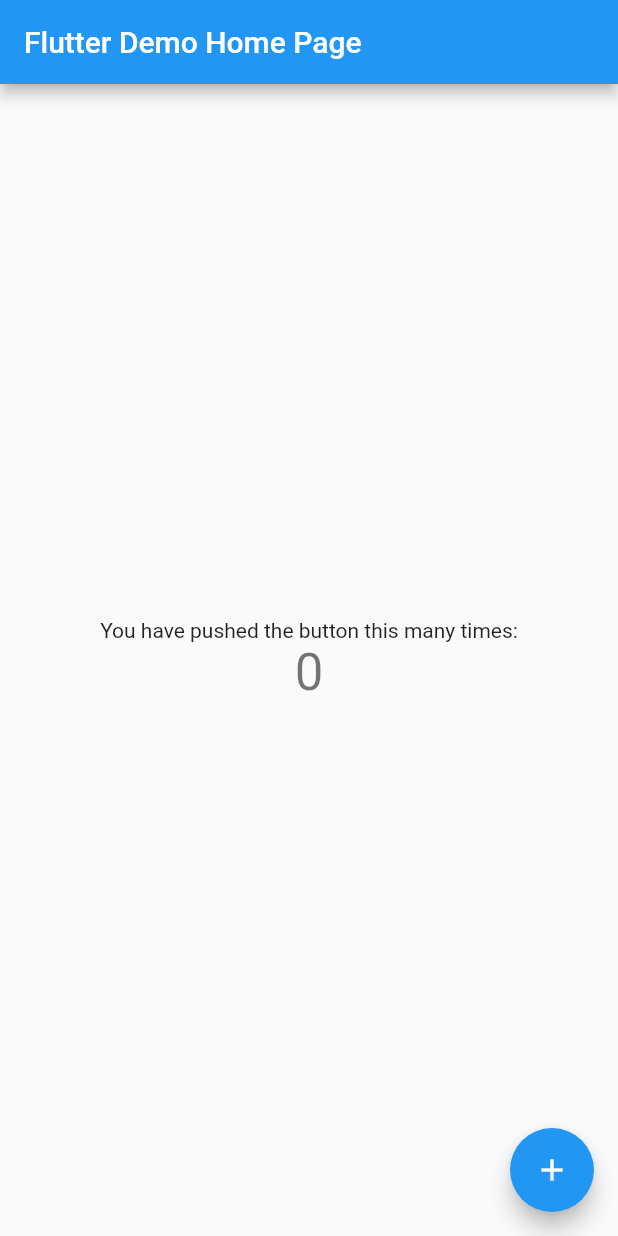
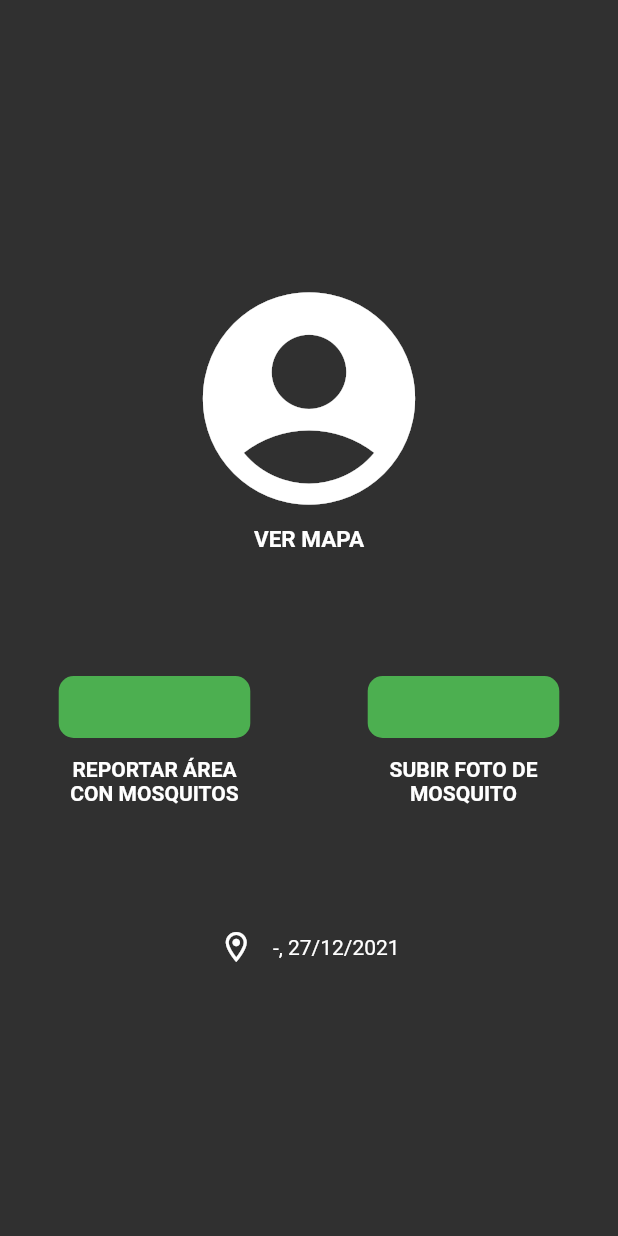
Before and after one commit to Piero16301/DENV_Mobile, a Flutter app: the screen it shows after launch, on a phone screen of 412 x 824 dp. Run offline on Flutter 3.47's test engine with Material 2 defaults, Android fonts, the phone set to English and light mode, and no system bars; our stand-ins replace geolocator; missing offline and left inert: geocode.

Commit message:
Se termina la construcción del Home Page

```diff
--- a/lib/main.dart
+++ b/lib/main.dart
@@ -1,115 +1,26 @@
 import 'package:flutter/material.dart';
+import 'package:geocode/geocode.dart';
+import 'package:geolocator/geolocator.dart';
 
-void main() {
+import 'package:deteccion_zonas_dengue/sources/pages/home_page.dart';
+
+void main() async {
   runApp(const MyApp());
 }
 
 class MyApp extends StatelessWidget {
   const MyApp({Key? key}) : super(key: key);
 
-  // This widget is the root of your application.
   @override
   Widget build(BuildContext context) {
     return MaterialApp(
-      title: 'Flutter Demo',
-      theme: ThemeData(
-        // This is the theme of your application.
-        //
-        // Try running your application with "flutter run". You'll see the
-        // application has a blue toolbar. Then, without quitting the app, try
-        // changing the primarySwatch below to Colors.green and then invoke
-        // "hot reload" (press "r" in the console where you ran "flutter run",
-        // or simply save your changes to "hot reload" in a Flutter IDE).
-        // Notice that the counter didn't reset back to zero; the application
-        // is not restarted.
-        primarySwatch: Colors.blue,
-      ),
-      home: const MyHomePage(title: 'Flutter Demo Home Page'),
+      debugShowCheckedModeBanner: false,
+      title: 'Detección de Zonas con Dengue',
+      initialRoute: 'home',
+      routes: {
+        'home' : (BuildContext context) => const HomePage(),
+      },
+      theme: ThemeData.dark(),
     );
   }
 }
-
-class MyHomePage extends StatefulWidget {
-  const MyHomePage({Key? key, required this.title}) : super(key: key);
-
-  // This widget is the home page of your application. It is stateful, meaning
-  // that it has a State object (defined below) that contains fields that affect
-  // how it looks.
-
-  // This class is the configuration for the state. It holds the values (in this
-  // case the title) provided by the parent (in this case the App widget) and
-  // used by the build method of the State. Fields in a Widget subclass are
-  // always marked "final".
-
-  final String title;
-
-  @override
-  State<MyHomePage> createState() => _MyHomePageState();
-}
-
-class _MyHomePageState extends State<MyHomePage> {
-  int _counter = 0;
-
-  void _incrementCounter() {
-    setState(() {
-      // This call to setState tells the Flutter framework that something has
-      // changed in this State, which causes it to rerun the build method below
-      // so that the display can reflect the updated values. If we changed
-      // _counter without calling setState(), then the build method would not be
-      // called again, and so nothing would appear to happen.
-      _counter++;
-    });
-  }
-
-  @override
-  Widget build(BuildContext context) {
-    // This method is rerun every time setState is called, for instance as done
-    // by the _incrementCounter method above.
-    //
-    // The Flutter framework has been optimized to make rerunning build methods
-    // fast, so that you can just rebuild anything that needs updating rather
-    // than having to individually change instances of widgets.
-    return Scaffold(
-      appBar: AppBar(
-        // Here we take the value from the MyHomePage object that was created by
-        // the App.build method, and use it to set our appbar title.
-        title: Text(widget.title),
-      ),
-      body: Center(
-        // Center is a layout widget. It takes a single child and positions it
-        // in the middle of the parent.
-        child: Column(
-          // Column is also a layout widget. It takes a list of children and
-          // arranges them vertically. By default, it sizes itself to fit its
-          // children horizontally, and tries to be as tall as its parent.
-          //
-          // Invoke "debug painting" (press "p" in the console, choose the
-          // "Toggle Debug Paint" action from the Flutter Inspector in Android
-          // Studio, or the "Toggle Debug Paint" command in Visual Studio Code)
-          // to see the wireframe for each widget.
-          //
-          // Column has various properties to control how it sizes itself and
-          // how it positions its children. Here we use mainAxisAlignment to
-          // center the children vertically; the main axis here is the vertical
-          // axis because Columns are vertical (the cross axis would be
-          // horizontal).
-          mainAxisAlignment: MainAxisAlignment.center,
-          children: <Widget>[
-            const Text(
-              'You have pushed the button this many times:',
-            ),
-            Text(
-              '$_counter',
-              style: Theme.of(context).textTheme.headline4,
-            ),
-          ],
-        ),
-      ),
-      floatingActionButton: FloatingActionButton(
-        onPressed: _incrementCounter,
-        tooltip: 'Increment',
-        child: const Icon(Icons.add),
-      ), // This trailing comma makes auto-formatting nicer for build methods.
-    );
-  }
-}
--- /dev/null
+++ b/lib/sources/pages/home_page.dart
@@ -0,0 +1,144 @@
+import 'package:flutter/material.dart';
+import 'package:intl/intl.dart';
+
+import 'package:deteccion_zonas_dengue/sources/providers/location_provider.dart';
+
+class HomePage extends StatefulWidget {
+  const HomePage({Key? key}) : super(key: key);
+
+  @override
+  State<HomePage> createState() => _HomePageState();
+}
+
+class _HomePageState extends State<HomePage> {
+  String currentcity = '-';
+
+  @override
+  void initState() {
+    super.initState();
+
+    getCurrentLocation().then((currentPosition) {
+      getDirection(latitude: currentPosition.latitude, longitude: currentPosition.longitude).then((currentAddress) {
+        if (currentAddress.city != null) {
+          currentcity = currentAddress.city!;
+        } else {
+          currentcity = '-';
+        }
+        setState(() {});
+      });
+      setState(() {});
+    });
+  }
+
+  @override
+  Widget build(BuildContext context) {
+    final _size = MediaQuery.of(context).size;
+
+    final String _currentDate = DateFormat('dd/MM/yyyy').format(DateTime.now());
+
+    return Scaffold(
+      body: SafeArea(
+        child: Column(
+          mainAxisAlignment: MainAxisAlignment.center,
+          children: [
+            // GIF de mostrar mapa
+            const Center(
+              child: Icon(
+                Icons.account_circle,
+                color: Colors.white,
+                size: 170,
+              ),
+            ),
+
+            // Texto de mostrar mapa
+            const Center(
+              child: Text(
+                'VER MAPA',
+                style: TextStyle(
+                  fontWeight: FontWeight.bold,
+                  fontSize: 15,
+                  color: Colors.white
+                ),
+              ),
+            ),
+
+            // Espacio hacia los botones
+            SizedBox(
+              height: _size.height * 0.1,
+            ),
+
+            // Fila con los botones principales
+            Row(
+              mainAxisAlignment: MainAxisAlignment.spaceAround,
+              children: [
+                homePageButton(
+                  _size,
+                  'REPORTAR ÁREA CON MOSQUITOS'
+                ),
+
+                homePageButton(
+                  _size,
+                  'SUBIR FOTO DE MOSQUITO'
+                ),
+              ],
+            ),
+
+            // Espacio hacia los botones
+            SizedBox(
+              height: _size.height * 0.1,
+            ),
+
+            // Texto con la ubicación y fecha
+            Row(
+              mainAxisAlignment: MainAxisAlignment.center,
+              children: [
+                const Icon(
+                  Icons.location_on_outlined
+                ),
+
+                SizedBox(
+                  width: _size.width * 0.03,
+                ),
+
+                Text(
+                  '$currentcity, $_currentDate',
+                ),
+              ],
+            )
+          ],
+        ),
+      ),
+    );
+  }
+
+  SizedBox homePageButton(Size _size, String text) {
+    return SizedBox(
+      height: _size.height * 0.105,
+      width: _size.width * 0.31,
+      child: Column(
+        children: [
+          Container(
+            height: _size.height * 0.05,
+            width: _size.width * 0.31,
+            decoration: BoxDecoration(
+              borderRadius: BorderRadius.circular(10),
+              color: Colors.green,
+            ),
+          ),
+
+          const Spacer(),
+
+          Text(
+            text,
+            overflow: TextOverflow.clip,
+            textAlign: TextAlign.center,
+            style: const TextStyle(
+              fontSize: 14,
+              fontWeight: FontWeight.bold
+            ),
+          )
+        ],
+      ),
+    );
+  }
+}
--- /dev/null
+++ b/lib/sources/providers/location_provider.dart
@@ -0,0 +1,33 @@
+import 'dart:async';
+
+import 'package:geolocator/geolocator.dart';
+import 'package:geocode/geocode.dart';
+
+Future<Position> getCurrentLocation() async {
+  bool serviceEnabled;
+  LocationPermission permission;
+
+  serviceEnabled = await Geolocator.isLocationServiceEnabled();
+  if (!serviceEnabled) {
+    return Future.error('Servicios de localización deshabilitados');
+  }
+
+  permission = await Geolocator.checkPermission();
+  if (permission == LocationPermission.denied) {
+    permission = await Geolocator.requestPermission();
+    if (permission == LocationPermission.denied) {
+      return Future.error('Permisos de localización denegados');
+    }
+  }
+
+  if (permission == LocationPermission.deniedForever) {
+    return Future.error('Permisos de localización denegados permanentemente');
+  }
+
+  return await Geolocator.getCurrentPosition();
+}
+
+Future<Address> getDirection({required double latitude, required double longitude}) async {
+  GeoCode geoCode = GeoCode();
+  return await geoCode.reverseGeocoding(latitude: latitude, longitude: longitude);
+}
--- a/pubspec.yaml
+++ b/pubspec.yaml
@@ -34,6 +34,12 @@ dependencies:
   # The following adds the Cupertino Icons font to your application.
   # Use with the CupertinoIcons class for iOS style icons.
   cupertino_icons: ^1.0.2
+
+  # Librerías de este proyecto
+  geolocator: ^8.0.1
+  intl: ^0.17.0
+  geocode: ^1.0.1
+  http: ^0.13.4
 
 dev_dependencies:
   flutter_test:
```
Also changed, not shown: 5 other files.
